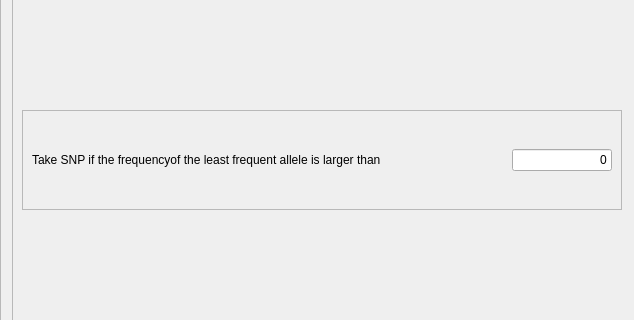
Before: the Qt Designer form python_interface/uis/controlAscertBias.ui in cbgp/diyabc, drawn with Qt 5; both pictures show x 0 to 634 and y 237 to 557 of the 927 by 738 pixel window.
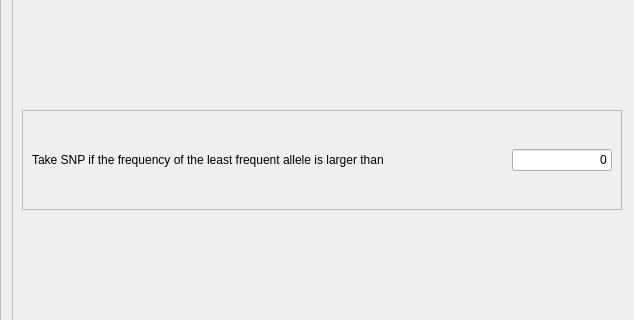
After: the same form once the commit is applied.

Diff of the .ui file:
```diff
--- a/python_interface/uis/controlAscertBias.ui
+++ b/python_interface/uis/controlAscertBias.ui
@@ -114,7 +114,7 @@
               <item>
                <widget class="QLabel" name="label_2">
                 <property name="text">
-                 <string>Take SNP if the frequencyof the least frequent allele is larger than</string>
+                 <string>Take SNP if the frequency of the least frequent allele is larger than</string>
                 </property>
                </widget>
               </item>
```
